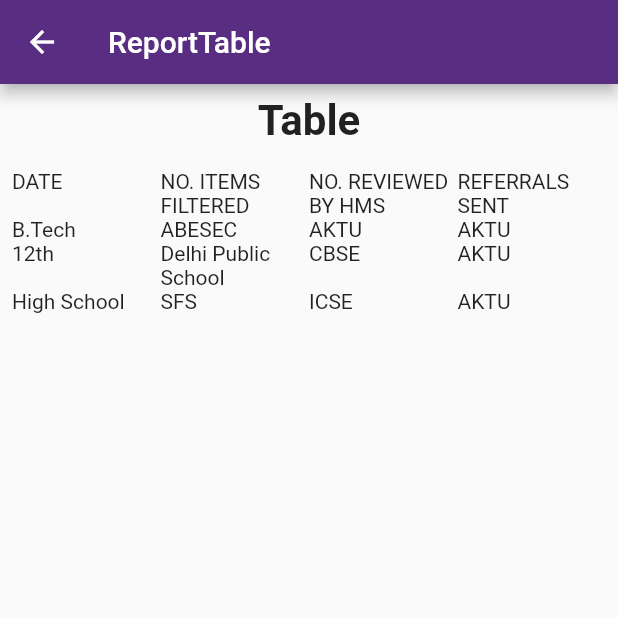
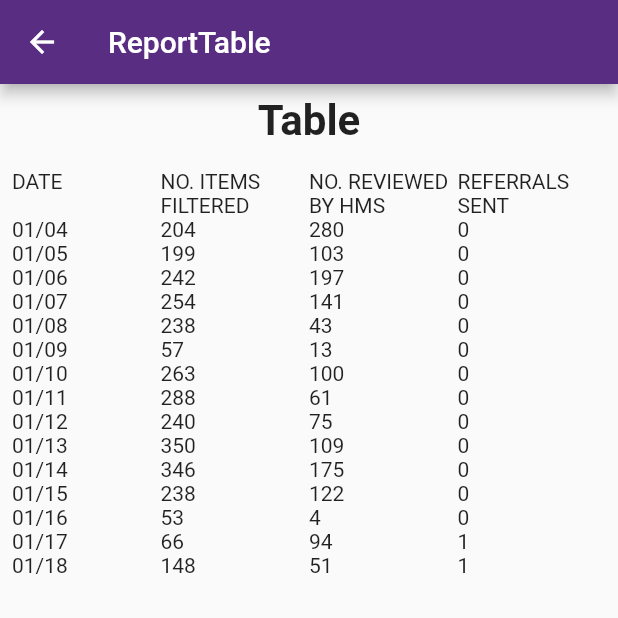
Before and after one commit to KevnLu/SafemailFlutter, a Flutter app: the reporttable screen opened directly, on a phone screen of 412 x 824 dp, the top half of it. Run offline on Flutter 3.47's test engine with Material 2 defaults, Android fonts, the phone set to English and light mode, and no system bars; our stand-ins replace charts_flutter; missing offline and left inert: navigating_drawer; statements that could not run were skipped.

Commit message:
Modify table.

```diff
--- a/safemail_portal/lib/reporttable.dart
+++ b/safemail_portal/lib/reporttable.dart
@@ -41,22 +41,94 @@
                 Text("REFERRALS SENT", textScaleFactor: 1),
               ]),
               TableRow(children: [
-                Text("B.Tech", textScaleFactor: 1),
-                Text("ABESEC", textScaleFactor: 1),
-                Text("AKTU", textScaleFactor: 1),
-                Text("AKTU", textScaleFactor: 1),
+                Text("01/04", textScaleFactor: 1),
+                Text("204", textScaleFactor: 1),
+                Text("280", textScaleFactor: 1),
+                Text("0", textScaleFactor: 1),
               ]),
               TableRow(children: [
-                Text("12th", textScaleFactor: 1),
-                Text("Delhi Public School", textScaleFactor: 1),
-                Text("CBSE", textScaleFactor: 1),
-                Text("AKTU", textScaleFactor: 1),
+                Text("01/05", textScaleFactor: 1),
+                Text("199", textScaleFactor: 1),
+                Text("103", textScaleFactor: 1),
+                Text("0", textScaleFactor: 1),
               ]),
               TableRow(children: [
-                Text("High School", textScaleFactor: 1),
-                Text("SFS", textScaleFactor: 1),
-                Text("ICSE", textScaleFactor: 1),
-                Text("AKTU", textScaleFactor: 1),
+                Text("01/06", textScaleFactor: 1),
+                Text("242", textScaleFactor: 1),
+                Text("197", textScaleFactor: 1),
+                Text("0", textScaleFactor: 1),
+              ]),
+              TableRow(children: [
+                Text("01/07", textScaleFactor: 1),
+                Text("254", textScaleFactor: 1),
+                Text("141", textScaleFactor: 1),
+                Text("0", textScaleFactor: 1),
+              ]),
+              TableRow(children: [
+                Text("01/08", textScaleFactor: 1),
+                Text("238", textScaleFactor: 1),
+                Text("43", textScaleFactor: 1),
+                Text("0", textScaleFactor: 1),
+              ]),
+              TableRow(children: [
+                Text("01/09", textScaleFactor: 1),
+                Text("57", textScaleFactor: 1),
+                Text("13", textScaleFactor: 1),
+                Text("0", textScaleFactor: 1),
+              ]),
+              TableRow(children: [
+                Text("01/10", textScaleFactor: 1),
+                Text("263", textScaleFactor: 1),
+                Text("100", textScaleFactor: 1),
+                Text("0", textScaleFactor: 1),
+              ]),
+              TableRow(children: [
+                Text("01/11", textScaleFactor: 1),
+                Text("288", textScaleFactor: 1),
+                Text("61", textScaleFactor: 1),
+                Text("0", textScaleFactor: 1),
+              ]),
+              TableRow(children: [
+                Text("01/12", textScaleFactor: 1),
+                Text("240", textScaleFactor: 1),
+                Text("75", textScaleFactor: 1),
+                Text("0", textScaleFactor: 1),
+              ]),
+              TableRow(children: [
+                Text("01/13", textScaleFactor: 1),
+                Text("350", textScaleFactor: 1),
+                Text("109", textScaleFactor: 1),
+                Text("0", textScaleFactor: 1),
+              ]),
+              TableRow(children: [
+                Text("01/14", textScaleFactor: 1),
+                Text("346", textScaleFactor: 1),
+                Text("175", textScaleFactor: 1),
+                Text("0", textScaleFactor: 1),
+              ]),
+              TableRow(children: [
+                Text("01/15", textScaleFactor: 1),
+                Text("238", textScaleFactor: 1),
+                Text("122", textScaleFactor: 1),
+                Text("0", textScaleFactor: 1),
+              ]),
+              TableRow(children: [
+                Text("01/16", textScaleFactor: 1),
+                Text("53", textScaleFactor: 1),
+                Text("4", textScaleFactor: 1),
+                Text("0", textScaleFactor: 1),
+              ]),
+              TableRow(children: [
+                Text("01/17", textScaleFactor: 1),
+                Text("66", textScaleFactor: 1),
+                Text("94", textScaleFactor: 1),
+                Text("1", textScaleFactor: 1),
+              ]),
+              TableRow(children: [
+                Text("01/18", textScaleFactor: 1),
+                Text("148", textScaleFactor: 1),
+                Text("51", textScaleFactor: 1),
+                Text("1", textScaleFactor: 1),
               ]),
             ],
           ),
@@ -67,5 +139,8 @@
 }
 
 class ReportItem{
-  final String date='';
+  late String date;
+  late int Filtered;
+  late int Reviewed;
+  late int Referals;
 }
```
